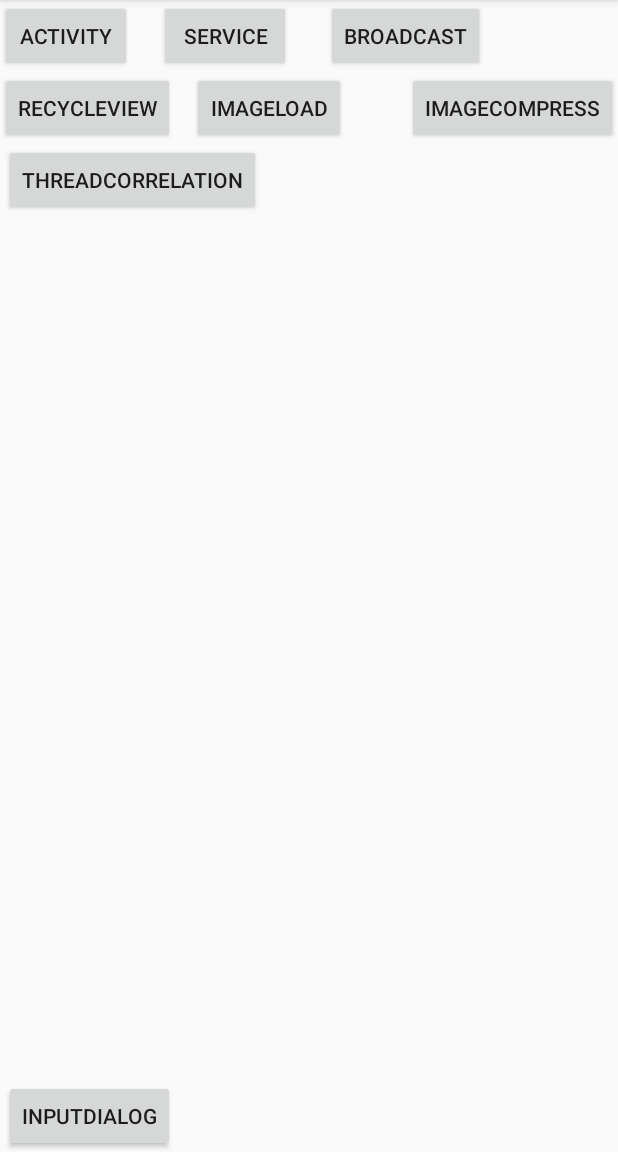
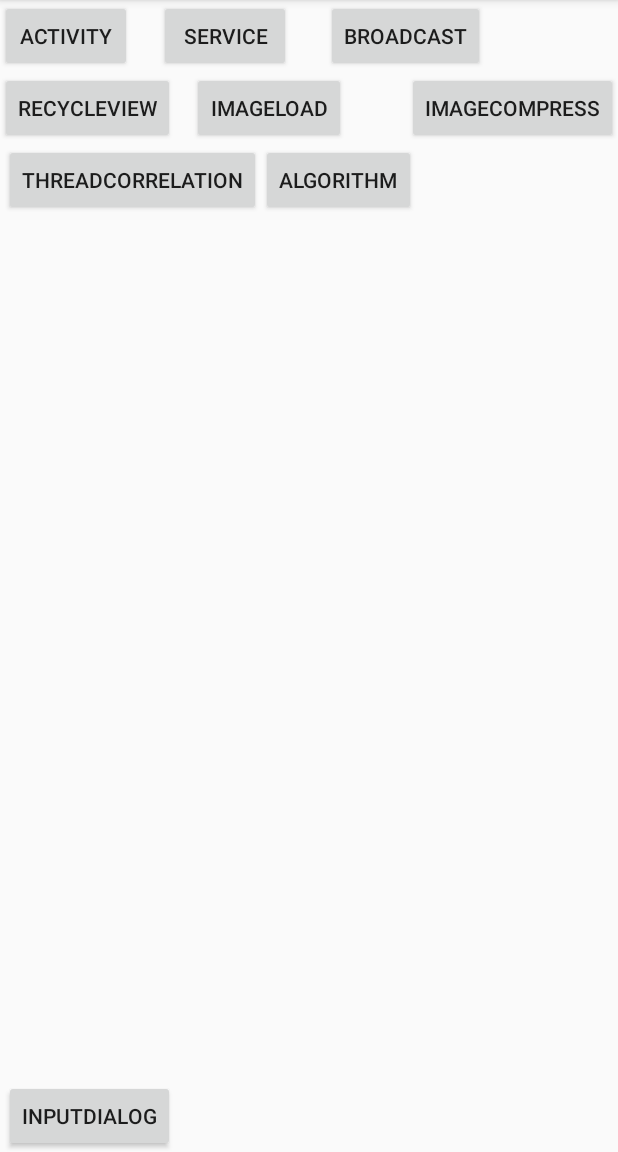
Before and after one commit to gx0609m/AndroidDemo, an Android app: the screen it shows after launch (MainActivity), on a phone screen of 412 x 824 dp, the part 84-1236 px from its top. Run offline under Robolectric (Android 15) with nearby library versions, the phone set to English and light mode, and no system bars; libraries missing offline, so code that uses them is left out: com.facebook.drawee; 1 statement that could not run was skipped.

Commit message:
algorithm

```diff
--- a/app/src/main/AndroidManifest.xml
+++ b/app/src/main/AndroidManifest.xml
@@ -56,6 +56,9 @@
         <activity android:name=".thread.thread.ThreadLearningActivity" />
         <activity android:name=".thread.threadpool.ThreadPoolLearningActivity" />
 
+        <!-- 算法 -->
+        <activity android:name=".algorithm.SortLearningActivity" />
+
     </application>
 
 </manifest>
--- a/app/src/main/java/com/example/administrator/androiddemo/MainActivity.java
+++ b/app/src/main/java/com/example/administrator/androiddemo/MainActivity.java
@@ -12,6 +12,7 @@ import android.widget.EditText;
 import android.widget.Toast;
 
 import com.example.administrator.androiddemo.activity.ActivityLearningActivity;
+import com.example.administrator.androiddemo.algorithm.SortLearningActivity;
 import com.example.administrator.androiddemo.broadcast.BroadcastLearningActivity;
 import com.example.administrator.androiddemo.imagecompress.ImageCompressLearningActivity;
 import com.example.administrator.androiddemo.imageload.ImageLoadLearningActivity;
@@ -29,6 +30,7 @@ public class MainActivity extends AppCompatActivity implements View.OnClickListe
     private Button imageload;
     private Button imageCompress;
     private Button threadCorrelation;
+    private Button algorithm;
 
     @Override
     protected void onCreate(Bundle savedInstanceState) {
@@ -71,6 +73,10 @@ public class MainActivity extends AppCompatActivity implements View.OnClickListe
                 break;
             case R.id.threadCorrelation:
                 intent = new Intent(MainActivity.this, ThreadCorrelationLearningActivity.class);
+                startActivity(intent);
+                break;
+            case R.id.algorithm:
+                intent = new Intent(MainActivity.this, SortLearningActivity.class);
                 startActivity(intent);
                 break;
         }
@@ -129,5 +135,8 @@ public class MainActivity extends AppCompatActivity implements View.OnClickListe
 
         threadCorrelation = (Button) findViewById(R.id.threadCorrelation);
         threadCorrelation.setOnClickListener(this);
+
+        algorithm = (Button) findViewById(R.id.algorithm);
+        algorithm.setOnClickListener(this);
     }
 }
--- a/app/src/main/res/layout/activity_main.xml
+++ b/app/src/main/res/layout/activity_main.xml
@@ -84,4 +84,13 @@
         android:layout_alignLeft="@+id/inputDialog"
         android:layout_alignStart="@+id/inputDialog" />
 
+    <Button
+        android:id="@+id/algorithm"
+        android:layout_width="wrap_content"
+        android:layout_height="wrap_content"
+        android:text="Algorithm"
+        android:layout_below="@+id/imageload"
+        android:layout_toRightOf="@+id/threadCorrelation"
+        android:layout_toEndOf="@+id/threadCorrelation" />
+
 </RelativeLayout>
```
Also changed, not shown: app/src/main/java/com/example/administrator/androiddemo/algorithm/SortLearningActivity.java (added, +96 -0 lines), app/src/main/res/layout/activity_sort_learning.xml (added, +25 -0 lines), 1 other file.
